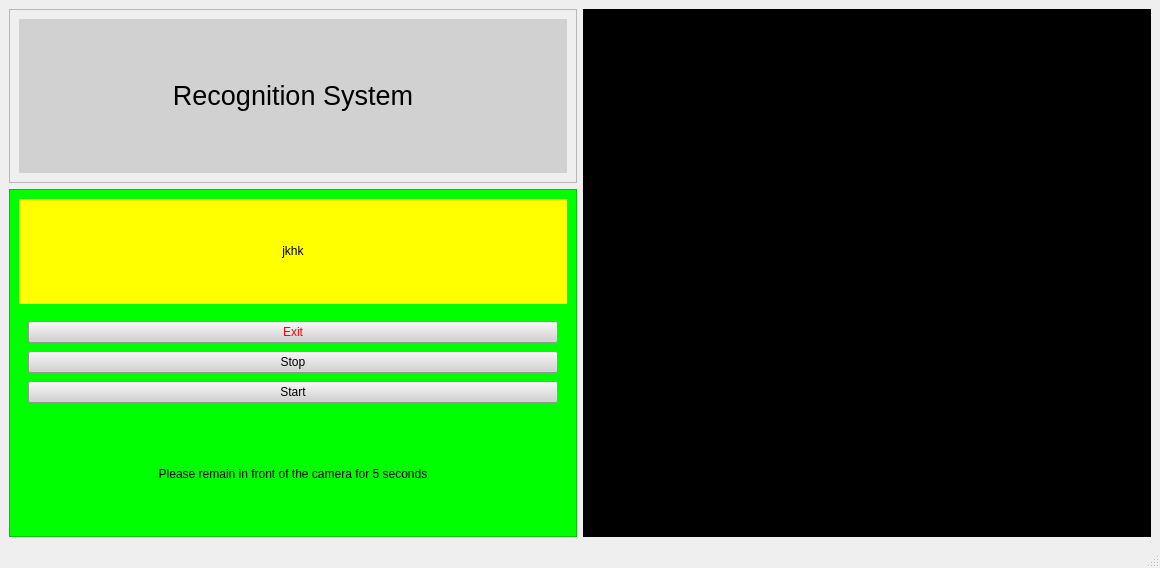
Above: UI/main_flexible_ocr.ui from YeHuodeShenMing/GUI before the change. Below: the same form after it.
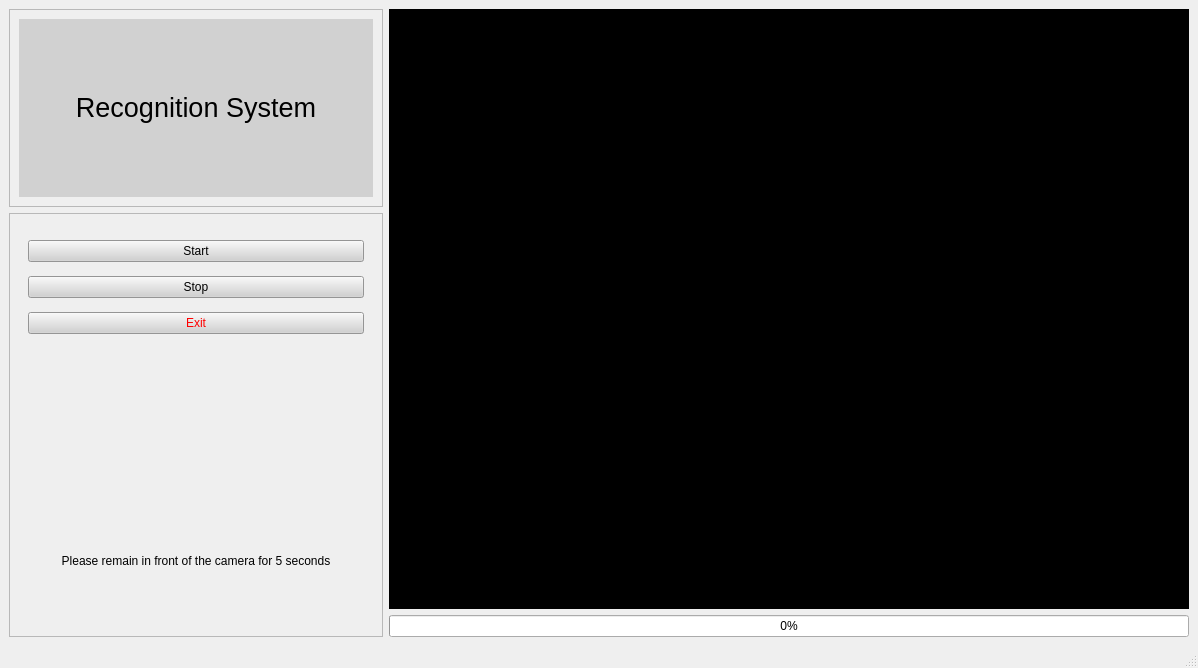
That is the form after the change.

Patch:
```diff
--- a/UI/main_flexible_ocr.ui
+++ b/UI/main_flexible_ocr.ui
@@ -6,8 +6,8 @@
    <rect>
     <x>0</x>
     <y>0</y>
-    <width>1160</width>
-    <height>568</height>
+    <width>1038</width>
+    <height>601</height>
    </rect>
   </property>
   <property name="windowTitle">
@@ -15,6 +15,32 @@
   </property>
   <widget class="QWidget" name="centralwidget">
    <layout class="QGridLayout" name="gridLayout_3">
+    <item row="3" column="1">
+     <widget class="QProgressBar" name="progressBar">
+      <property name="maximum">
+       <number>5000</number>
+      </property>
+      <property name="value">
+       <number>0</number>
+      </property>
+     </widget>
+    </item>
+    <item row="0" column="1" rowspan="3">
+     <widget class="QLabel" name="video_label">
+      <property name="minimumSize">
+       <size>
+        <width>800</width>
+        <height>600</height>
+       </size>
+      </property>
+      <property name="styleSheet">
+       <string notr="true">background-color: rgb(0, 0, 0);</string>
+      </property>
+      <property name="text">
+       <string/>
+      </property>
+     </widget>
+    </item>
     <item row="0" column="0">
      <widget class="QFrame" name="frame_3">
       <property name="frameShape">
@@ -38,26 +64,10 @@
       </layout>
      </widget>
     </item>
-    <item row="0" column="1" rowspan="3">
-     <widget class="QLabel" name="video_label">
-      <property name="minimumSize">
-       <size>
-        <width>431</width>
-        <height>271</height>
-       </size>
-      </property>
-      <property name="styleSheet">
-       <string notr="true">background-color: rgb(0, 0, 0);</string>
-      </property>
-      <property name="text">
-       <string/>
-      </property>
-     </widget>
-    </item>
-    <item row="1" column="0" rowspan="2">
+    <item row="1" column="0" rowspan="3">
      <widget class="QFrame" name="frame">
       <property name="styleSheet">
-       <string notr="true">background-color: rgb(0, 255, 0);</string>
+       <string notr="true"/>
       </property>
       <property name="frameShape">
        <enum>QFrame::StyledPanel</enum>
@@ -68,16 +78,6 @@
       <layout class="QGridLayout" name="gridLayout_2">
        <item row="0" column="0">
         <layout class="QVBoxLayout" name="verticalLayout">
-         <item>
-          <widget class="QLabel" name="label_2">
-           <property name="styleSheet">
-            <string notr="true">background-color: rgb(255, 255, 0);</string>
-           </property>
-           <property name="text">
-            <string>&lt;html&gt;&lt;head/&gt;&lt;body&gt;&lt;p align=&quot;center&quot;&gt;jkhk&lt;/p&gt;&lt;/body&gt;&lt;/html&gt;</string>
-           </property>
-          </widget>
-         </item>
          <item>
           <widget class="QFrame" name="frame_2">
            <property name="styleSheet">
@@ -87,6 +87,26 @@
             <enum>QFrame::NoFrame</enum>
            </property>
            <layout class="QVBoxLayout" name="verticalLayout_2">
+            <item>
+             <widget class="QPushButton" name="pushButton_3">
+              <property name="styleSheet">
+               <string notr="true">background-color: rgb(209, 209, 209);</string>
+              </property>
+              <property name="text">
+               <string>Start</string>
+              </property>
+             </widget>
+            </item>
+            <item>
+             <widget class="QPushButton" name="pushButton_2">
+              <property name="styleSheet">
+               <string notr="true">background-color: rgb(209, 209, 209);</string>
+              </property>
+              <property name="text">
+               <string>Stop</string>
+              </property>
+             </widget>
+            </item>
             <item>
              <widget class="QPushButton" name="pushButton">
               <property name="styleSheet">
@@ -98,31 +118,27 @@
               </property>
              </widget>
             </item>
-            <item>
-             <widget class="QPushButton" name="pushButton_2">
-              <property name="styleSheet">
-               <string notr="true">background-color: rgb(209, 209, 209);</string>
-              </property>
-              <property name="text">
-               <string>Stop</string>
-              </property>
-             </widget>
-            </item>
-            <item>
-             <widget class="QPushButton" name="pushButton_3">
-              <property name="styleSheet">
-               <string notr="true">background-color: rgb(209, 209, 209);</string>
-              </property>
-              <property name="text">
-               <string>Start</string>
-              </property>
-             </widget>
-            </item>
            </layout>
           </widget>
          </item>
+         <item>
+          <widget class="QLabel" name="label_2">
+           <property name="styleSheet">
+            <string notr="true"/>
+           </property>
+           <property name="text">
+            <string>&lt;html&gt;&lt;head/&gt;&lt;body&gt;&lt;p align=&quot;center&quot;&gt;&lt;br/&gt;&lt;/p&gt;&lt;/body&gt;&lt;/html&gt;</string>
+           </property>
+          </widget>
+         </item>
          <item>
           <widget class="QLabel" name="label_3">
+           <property name="minimumSize">
+            <size>
+             <width>354</width>
+             <height>65</height>
+            </size>
+           </property>
            <property name="styleSheet">
             <string notr="true">font: 75 16pt  &quot;Bahnschrift Condensed&quot;;</string>
            </property>
```
Left out of the diff: 2 changed lines with no effect on the pictures.
